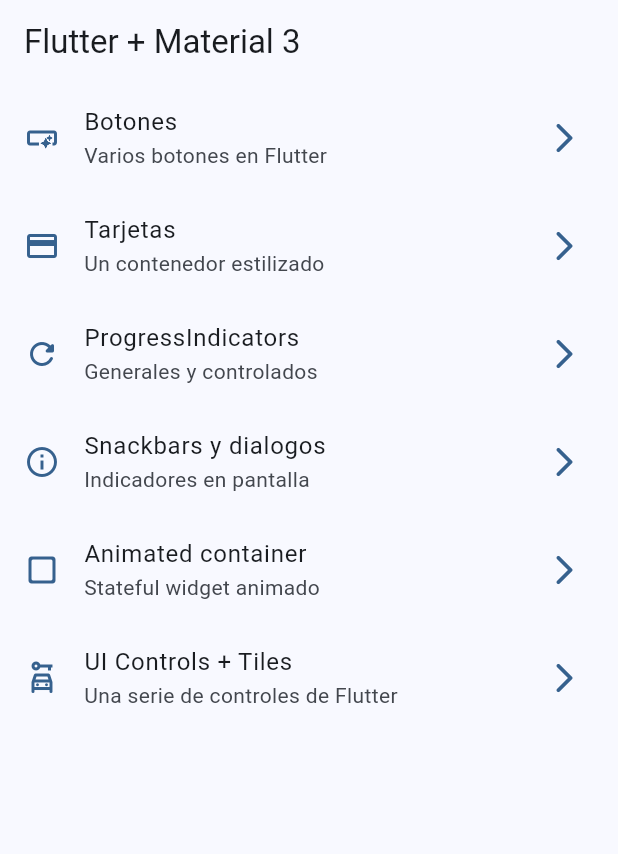
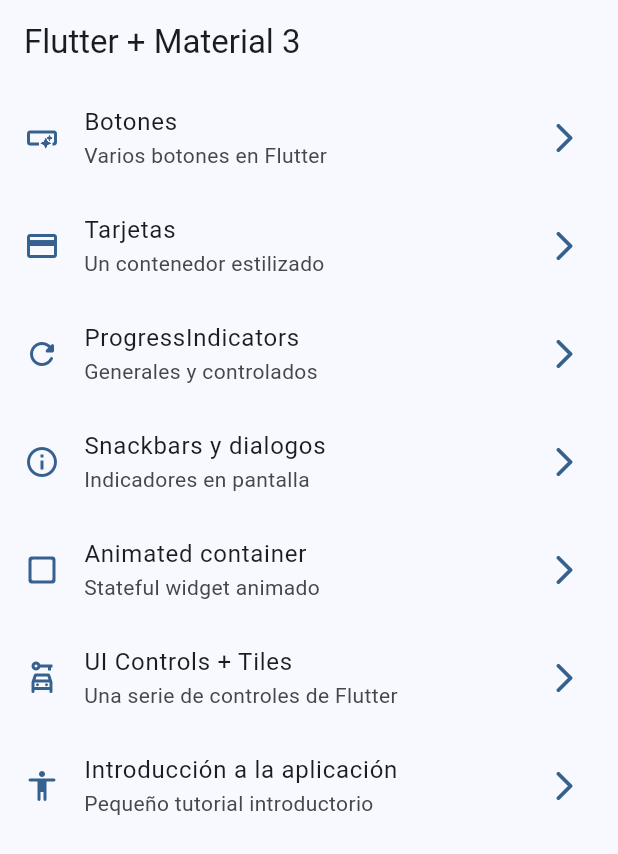
Before and after one commit to Kanicbay/Flutter-Learning, a Flutter app: the screen it shows after launch, on a phone screen of 412 x 824 dp. Shown: the top 854 px of the screen. Run offline on Flutter 3.47's test engine with Material 3 defaults, Android fonts, the phone set to English and light mode, and no system bars; our stand-ins replace animate_do, dio, go_router, video_player.

Commit message:
feat(widgets_app): create tutorial screen
Brian Coyago

```diff
--- a/Flutter/widgets_app/lib/config/menu/menu_item.dart
+++ b/Flutter/widgets_app/lib/config/menu/menu_item.dart
@@ -53,4 +53,10 @@ final appMenuItems = <MenuItem>[
     link: '/ui-controls',
     icon: Icons.car_rental_outlined,
   ),
+  MenuItem(
+    title: 'Introducción a la aplicación',
+    subTitle: 'Pequeño tutorial introductorio',
+    link: '/tutorial',
+    icon: Icons.accessibility_rounded,
+  ),
 ];
--- a/Flutter/widgets_app/lib/config/router/app_router.dart
+++ b/Flutter/widgets_app/lib/config/router/app_router.dart
@@ -42,5 +42,11 @@ final appRouter = GoRouter(
       name: UiControlsScreen.name,
       builder: (context, state) => UiControlsScreen(),
     ),
+
+    GoRoute(
+      path: '/tutorial',
+      name: AppTutorialScreen.name,
+      builder: (context, state) => AppTutorialScreen(),
+    ),
   ],
 );
--- a/Flutter/widgets_app/pubspec.yaml
+++ b/Flutter/widgets_app/pubspec.yaml
@@ -18,3 +18,6 @@ dev_dependencies:
 
 flutter:
   uses-material-design: true
+
+assets:
+  - assets/images/
```
Also changed, not shown: Flutter/widgets_app/lib/presentation/screens/app_tutorial/app_tutorial_screen.dart (+56 -2 lines), Flutter/widgets_app/assets/images/1.png (added), Flutter/widgets_app/assets/images/2.png (added), Flutter/widgets_app/assets/images/3.png (added), Flutter/widgets_app/assets/images/jar-loading.gif (added).
